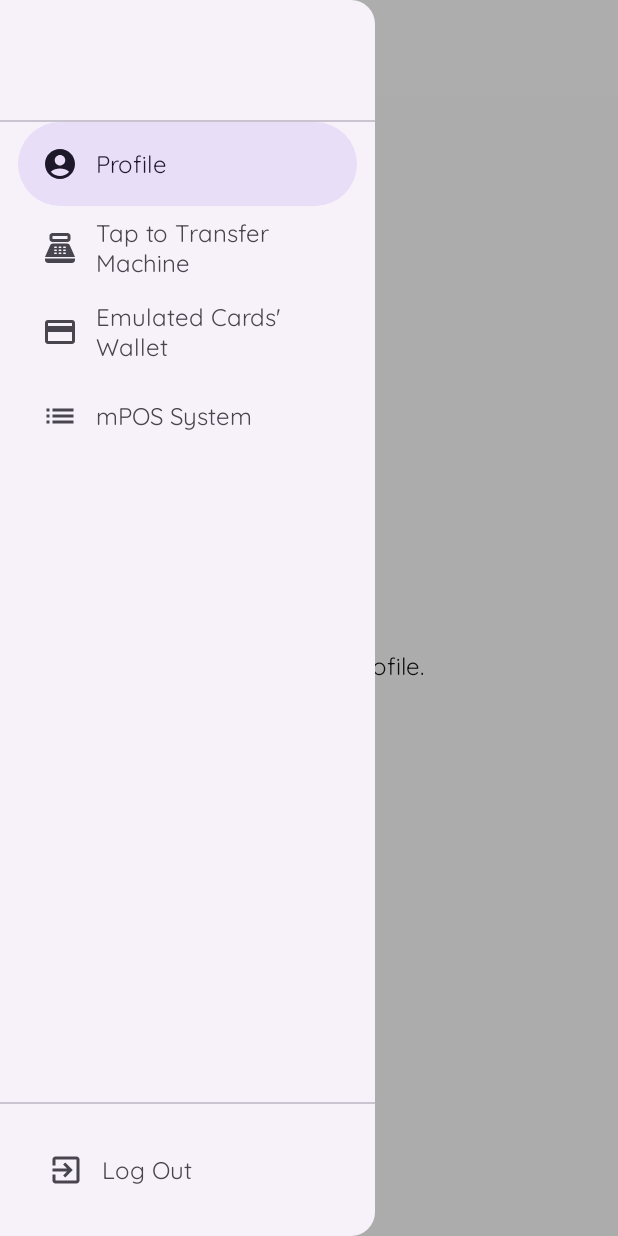
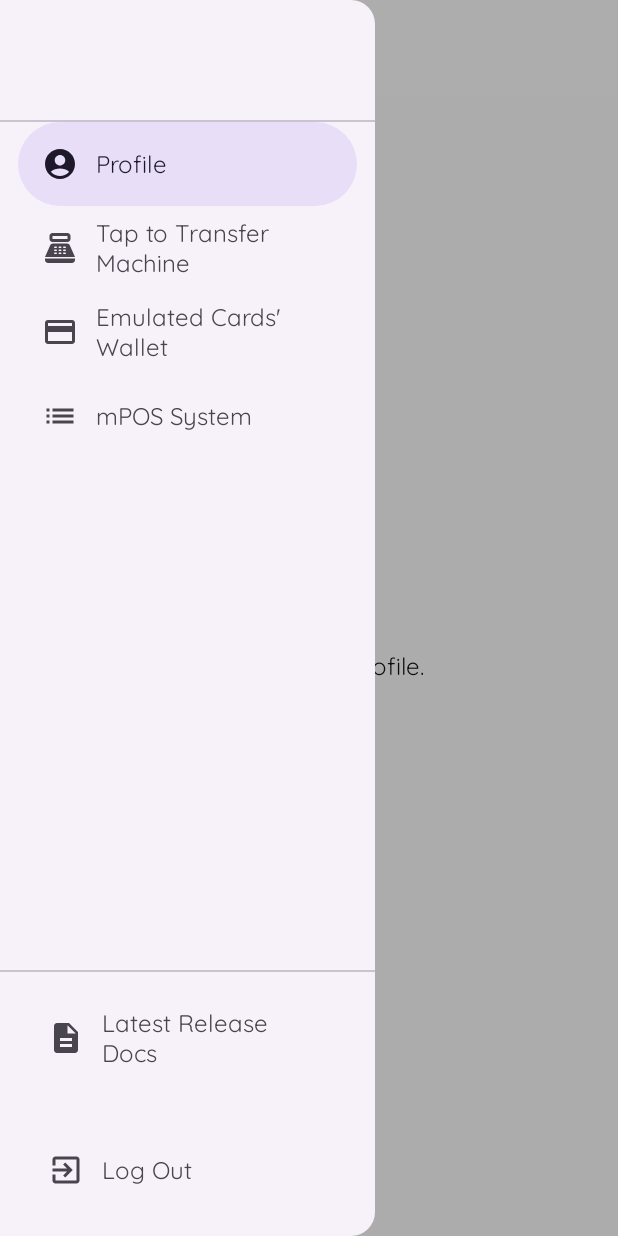
Before and after one commit to DinnerDinner/NFC-Card-Tap-to-Pay-v1.01, an Android app built with Jetpack Compose: the composable LoggedInHomeScreen called with empty values, after a tap on "Menu", on a phone screen of 412 x 824 dp. Run offline under Robolectric (Android 15) with nearby library versions, the phone set to English and light mode, and no system bars.

Commit message:
release v1.1

```diff
--- a/app/src/main/java/com/example/nfccardtaptopayv101/ui/LoggedInHomeScreen.kt
+++ b/app/src/main/java/com/example/nfccardtaptopayv101/ui/LoggedInHomeScreen.kt
@@ -27,7 +27,6 @@ fun LoggedInHomeScreen(
     val drawerState = rememberDrawerState(DrawerValue.Closed)
     val scope = rememberCoroutineScope()
     val context = LocalContext.current
-
     // Function to handle logout
     fun logout() {
         context.getSharedPreferences("user_prefs", Context.MODE_PRIVATE)
@@ -66,6 +65,9 @@ fun LoggedInHomeScreenUI(
         "mPOS System" to Icons.Default.List
     )
 
+
+    val docUrl = "https://docs.google.com/document/d/1QQD2LfHxB9PL7WVrrD_x2Aro4eLrwzwWUdVPxt8dofc/edit?usp=sharing"
+
     ModalNavigationDrawer(
         drawerState = drawerState,
         drawerContent = {
@@ -90,6 +92,16 @@ fun LoggedInHomeScreenUI(
 
                 Spacer(modifier = Modifier.weight(1f))
                 Divider()
+
+                val context = LocalContext.current
+
+                NavigationDrawerItem(
+                    label = { Text("Latest Release Docs") },
+                    selected = false,
+                    onClick = { openPdfInBrowser(context, docUrl) },
+                    icon = { Icon(Icons.Default.Description, contentDescription = "Docs") },
+                    modifier = Modifier.padding(16.dp)
+                )
 
                 NavigationDrawerItem(
                     label = { Text("Log Out") },
@@ -142,3 +154,11 @@ fun LaunchTransferActivity() {
         Text("Opening Merchant Tap Machine...")
     }
 }
+
+fun openPdfInBrowser(context: Context, url: String) {
+    val intent = Intent(Intent.ACTION_VIEW).apply {
+        data = android.net.Uri.parse(url)
+        flags = Intent.FLAG_ACTIVITY_NEW_TASK
+    }
+    context.startActivity(intent)
+}
```
Also changed, not shown: 1 other file.
